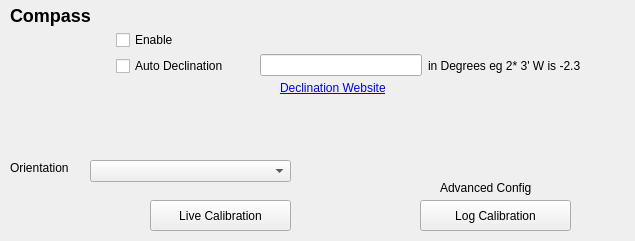
Old version of the form src/ui/configuration/CompassConfig.ui in the repository ArduPilot/apm_planner.
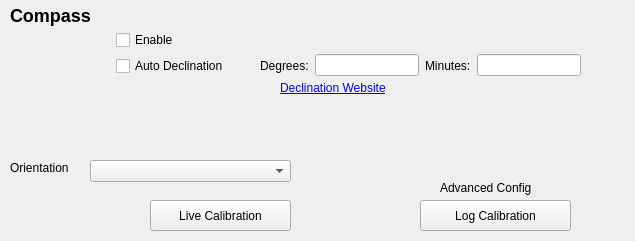
New version of the form. Icons and pictures are not drawn.

Commit message: Change in CompassConfig for seperate Degrees and Minutes text boxes

```diff
--- a/src/ui/configuration/CompassConfig.ui
+++ b/src/ui/configuration/CompassConfig.ui
@@ -107,16 +107,26 @@
     </rect>
    </property>
    <layout class="QHBoxLayout" name="horizontalLayout_3">
-    <item>
-     <widget class="QLineEdit" name="declinationLineEdit"/>
-    </item>
     <item>
      <widget class="QLabel" name="label_3">
       <property name="text">
-       <string>in Degrees eg 2* 3' W is -2.3</string>
+       <string>Degrees:</string>
       </property>
      </widget>
     </item>
+    <item>
+     <widget class="QLineEdit" name="degreesLineEdit"/>
+    </item>
+    <item>
+     <widget class="QLabel" name="label_7">
+      <property name="text">
+       <string>Minutes:</string>
+      </property>
+     </widget>
+    </item>
+    <item>
+     <widget class="QLineEdit" name="minutesLineEdit"/>
+    </item>
    </layout>
   </widget>
   <widget class="QWidget" name="horizontalLayoutWidget">
```
The commit also changes 2 other files.
